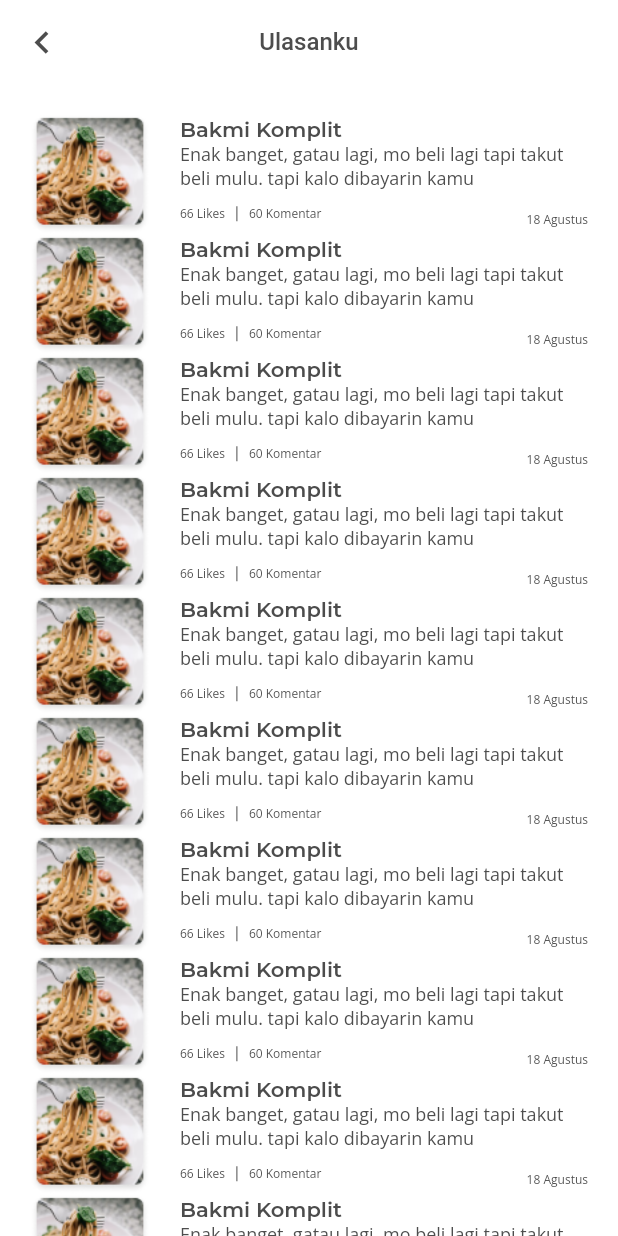
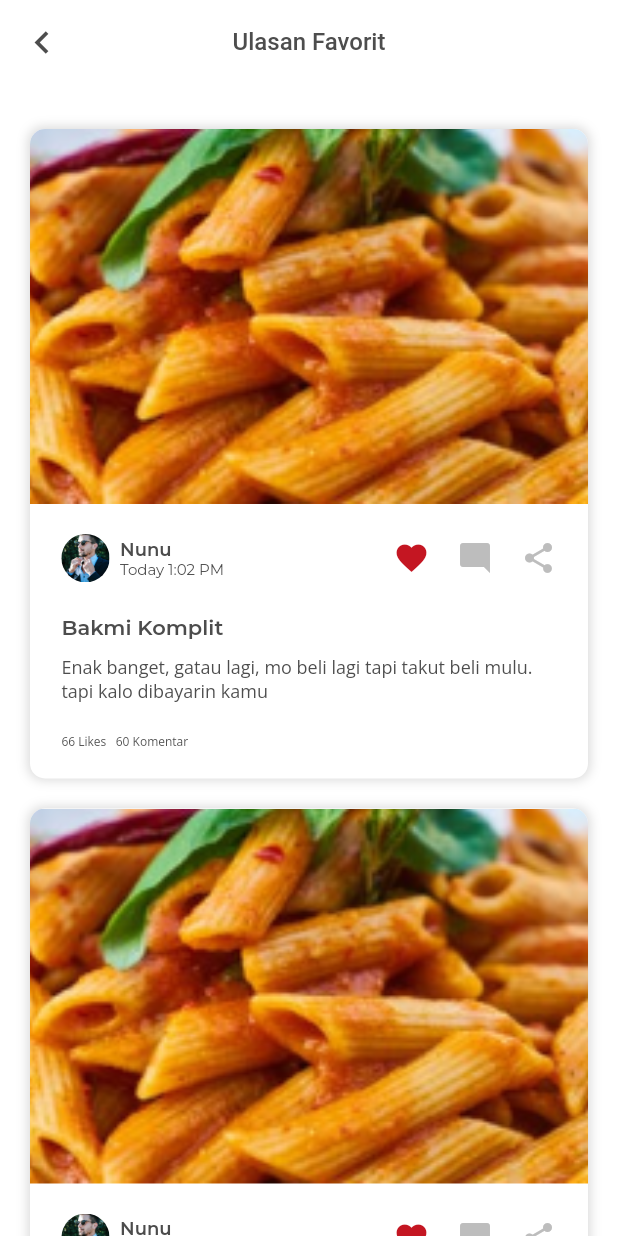
Before and after one commit to hariirawan/revamp-moaja-using-flutter, a Flutter app: the ReviewFavorite screen opened directly, on a phone screen of 412 x 824 dp. Run offline on Flutter 3.47's test engine with Material 2 defaults, Android fonts, the phone set to English and light mode, and no system bars; our stand-ins replace flutter_svg, google_fonts, lottie, material_design_icons_flutter, smooth_page_indicator.

Commit message:
add screen review favorite & add screen invitation

```diff
--- a/lib/ui/pages/profile/_profile.dart
+++ b/lib/ui/pages/profile/_profile.dart
@@ -5,3 +5,4 @@ import 'package:mo_aja/ui/widget/_widget.dart';
 part 'profile.dart';
 part 'review.dart';
 part 'review_favorite.dart';
+part 'invite_friends.dart';
--- a/lib/ui/pages/profile/review_favorite.dart
+++ b/lib/ui/pages/profile/review_favorite.dart
@@ -15,7 +15,7 @@ class ReviewFavorite extends StatelessWidget {
               onPressed: () => Navigator.pop(context)),
           centerTitle: true,
           title: Text(
-            "Ulasanku",
+            "Ulasan Favorit",
             style: TextStyle(color: Color(0xFF4D4D4D), fontSize: 16),
           ),
           elevation: 0,
@@ -42,23 +42,86 @@ class ReviewFavorite extends StatelessWidget {
 class CardReviewFavorite extends StatelessWidget {
   @override
   Widget build(BuildContext context) {
+    double width = MediaQuery.of(context).size.width;
+
     return Container(
-        padding: EdgeInsets.symmetric(horizontal: Themes.marginDefault),
-        child: Row(
+        margin: EdgeInsets.symmetric(
+            horizontal: Themes.marginDefault, vertical: 10),
+        decoration: BoxDecoration(
+            color: Colors.white,
+            borderRadius: BorderRadius.circular(10),
+            boxShadow: [
+              BoxShadow(
+                  blurRadius: 15 * 0.4,
+                  spreadRadius: 1,
+                  offset: Offset(0, 0),
+                  color: Color.fromRGBO(0, 0, 0, 0.15))
+            ]),
+        child: Column(
           children: [
             Container(
-              height: 80,
-              width: 80,
+              height: 447 - 197.0,
+              width: width - Themes.marginDefault * 2,
               decoration: BoxDecoration(
-                  borderRadius: BorderRadius.circular(6),
+                  borderRadius: BorderRadius.only(
+                      topLeft: Radius.circular(10),
+                      topRight: Radius.circular(10)),
                   image: DecorationImage(
-                      image: AssetImage('assets/images/image-review.png'),
+                      image: AssetImage('assets/images/recommended1.png'),
                       fit: BoxFit.cover)),
             ),
-            SizedBox(width: 20),
             Container(
-                width: MediaQuery.of(context).size.width -
-                    (Themes.marginDefault * 2 + 100),
+                padding: EdgeInsets.symmetric(horizontal: 20.94, vertical: 20),
+                child: Column(
+                  children: [
+                    Row(
+                      mainAxisAlignment: MainAxisAlignment.spaceBetween,
+                      children: [
+                        Row(
+                          children: [
+                            Container(
+                              height: 32.17,
+                              width: 32.17,
+                              margin: EdgeInsets.only(right: 6.96),
+                              decoration: BoxDecoration(
+                                  image: DecorationImage(
+                                      image: AssetImage(
+                                          'assets/images/courier/foto-courier.png'),
+                                      fit: BoxFit.cover),
+                                  shape: BoxShape.circle),
+                            ),
+                            Column(
+                              crossAxisAlignment: CrossAxisAlignment.start,
+                              children: [
+                                Text(
+                                  "Nunu",
+                                  style: Themes.fontMontserrat12600,
+                                ),
+                                Text(
+                                  "Today 1:02 PM",
+                                  style: Themes.fontMontserrat10,
+                                )
+                              ],
+                            )
+                          ],
+                        ),
+                        Row(children: [
+                          Icon(Icons.favorite, color: Themes.red),
+                          SizedBox(width: 18.33),
+                          Icon(
+                            Icons.mode_comment,
+                            color: Colors.grey[400],
+                          ),
+                          SizedBox(width: 18.33),
+                          Icon(
+                            Icons.share,
+                            color: Colors.grey[400],
+                          ),
+                        ])
+                      ],
+                    ),
+                    SizedBox(height: 20.83),
+                    Container(
                         child: Column(
                             crossAxisAlignment: CrossAxisAlignment.start,
                             children: [
@@ -66,37 +129,24 @@ class CardReviewFavorite extends StatelessWidget {
                             "Bakmi Komplit",
                             style: Themes.fontMontserrat14600,
                           ),
+                          SizedBox(height: 10),
                           Text(
                             "Enak banget, gatau lagi, mo beli lagi tapi takut beli mulu. tapi kalo dibayarin kamu",
                             maxLines: 3,
                             style: Themes.fontOpenSans12,
                           ),
-                      SizedBox(height: 10),
-                      Container(
-                          height: 18,
-                          child: Row(
-                            mainAxisAlignment: MainAxisAlignment.spaceBetween,
-                            crossAxisAlignment: CrossAxisAlignment.center,
-                            children: [
+                          SizedBox(height: 20),
                           Row(
                             crossAxisAlignment: CrossAxisAlignment.start,
                             children: [
                               Text("66 Likes", style: Themes.fontOpenSans8),
-                                  VerticalDivider(
-                                      indent: 1,
-                                      endIndent: 7,
-                                      color: Color(0xFF4C4C4C)),
-                                  Text("60 Komentar",
-                                      style: Themes.fontOpenSans8),
+                              SizedBox(width: 6.28),
+                              Text("60 Komentar", style: Themes.fontOpenSans8),
                             ],
                           ),
-                              Text(
-                                "18 Agustus",
-                                style: Themes.fontOpenSans8,
-                              ),
+                        ]))
                   ],
                 ))
-                    ]))
           ],
         ));
   }
```
Also changed, not shown: lib/main.dart (+2 -30 lines), lib/routes.dart (added, +35 -0 lines), lib/ui/pages/profile/invite_friends.dart (added, +56 -0 lines), lib/ui/pages/profile/profile.dart (+21 -16 lines). Lines whose indentation alone changed are shown as unchanged.
